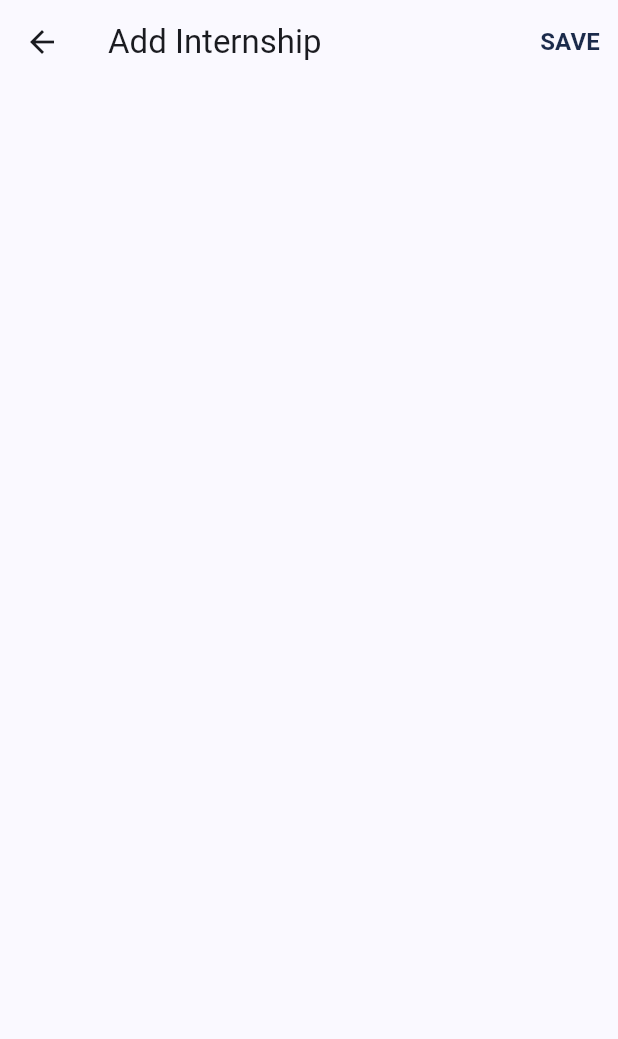
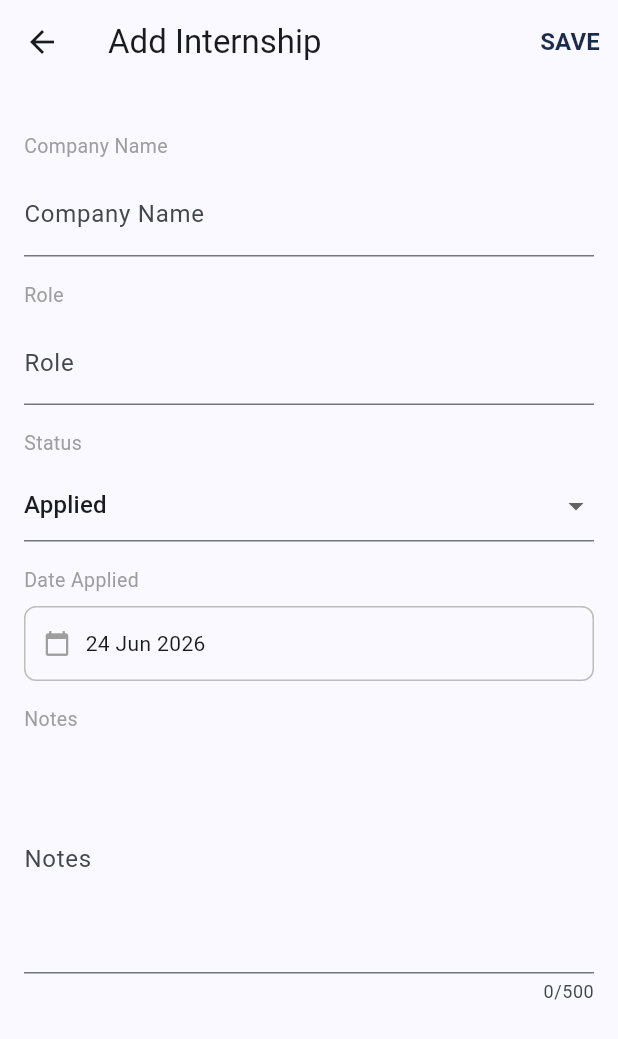
Before and after one commit to HarshitSinha1008/Inter-Track, a Flutter app: the AddEditScreen screen opened directly, on a phone screen of 412 x 824 dp. Shown: the top 1039 px of the screen. Run offline on Flutter 3.47's test engine with Material 3 defaults, Android fonts, the phone set to English and light mode, and no system bars; our stand-ins replace hive, hive_flutter; accounts and stored records are empty.

Commit message:
completer add edit screen page

```diff
--- a/lib/screens/add_edit_screen.dart
+++ b/lib/screens/add_edit_screen.dart
@@ -18,6 +18,12 @@ class _AddEditScreenState extends State<AddEditScreen> {
   bool _isSaving = false;
   final _notesController = TextEditingController();
   DateTime _selectedDate = DateTime.now();
+
+  String _monthName(int month) {
+  const months = ['Jan', 'Feb', 'Mar', 'Apr', 'May', 'Jun',
+      'Jul', 'Aug', 'Sep', 'Oct', 'Nov', 'Dec'];
+  return months[month - 1];
+}
 
   @override
   void initState() {
@@ -103,6 +109,156 @@ class _AddEditScreenState extends State<AddEditScreen> {
 
         ],
       ),
+      body: SingleChildScrollView(
+        child: Padding(
+          padding: const EdgeInsets.all(16.0),
+          child: Column(
+            crossAxisAlignment: CrossAxisAlignment.stretch,
+            children: [
+              const SizedBox(height: 16),
+
+              const Text(
+                'Company Name',
+                style: TextStyle(
+                  fontSize: 13,
+                  color: Colors.grey,
+                ),
+              ),
+
+              const SizedBox(height: 8),
+
+              // company name field
+              TextField(
+                controller: _companyController,
+                decoration: const InputDecoration(
+                  labelText: 'Company Name',
+                ),
+              ),
+
+              const SizedBox(height: 16),
+
+              const Text(
+                'Role',
+                style: TextStyle(
+                  fontSize: 13,
+                  color: Colors.grey,
+                ),
+              ),
+
+              const SizedBox(height: 8),
+
+              // role field
+              TextField(
+                controller: _roleController,
+                decoration: const InputDecoration(
+                  labelText: 'Role',
+                ),
+              ),
+
+              const SizedBox(height: 16),
+
+              const Text(
+                'Status',
+                style: TextStyle(
+                  fontSize: 13,
+                  color: Colors.grey,
+                ),
+              ),
+
+              const SizedBox(height: 8),
+
+              // status field
+              DropdownButtonFormField<String>(
+                onChanged: (val) => setState(() => _selectedStatus = val!),
+                value: _selectedStatus,
+                items: const [
+                  DropdownMenuItem<String>(
+                    value: 'Applied',
+                    child: Text('Applied'),
+                  ),
+                  DropdownMenuItem<String>(
+                    value: 'Interview',
+                    child: Text('Interview'),
+                  ),
+                  DropdownMenuItem<String>(
+                    value: 'Offer',
+                    child: Text('Offer'),
+                  ),
+                  DropdownMenuItem<String>(
+                    value: 'Rejected',
+                    child: Text('Rejected'),
+                  ),
+                ],
+              ),
+
+              const SizedBox(height: 16),
+
+              const Text(
+                'Date Applied',
+                style: TextStyle(
+                  fontSize: 13,
+                  color: Colors.grey,
+                ),
+              ),
+
+              const SizedBox(height: 8),
+
+              // date applied field
+              GestureDetector(
+                onTap: () async {
+                  final picked = await showDatePicker(
+                    context: context,
+                    initialDate: _selectedDate,
+                    firstDate: DateTime(2020),
+                    lastDate: DateTime(2030)
+                  );
+                  if (picked != null) setState(() => _selectedDate = picked);
+                },
+                child: Container(
+                  padding: const EdgeInsets.symmetric(horizontal: 12, vertical: 14),
+                  decoration: BoxDecoration(
+                    border: Border.all(color: Colors.grey.shade400),
+                    borderRadius: BorderRadius.circular(8),
+                  ),
+                  child: Row(
+                    children: [
+                      const Icon(Icons.calendar_today, size: 18, color: Colors.grey),
+                      const SizedBox(width: 10),
+                      Text(
+                        '${_selectedDate.day} ${_monthName(_selectedDate.month)} ${_selectedDate.year}',
+                        style: const TextStyle(
+                          fontSize: 14),
+                      ),
+                    ],
+                  ),
+                ),
+              ),
+
+              const SizedBox(height: 16),
+
+              const Text(
+                'Notes',
+                style: TextStyle(
+                  fontSize: 13,
+                  color: Colors.grey,
+                ),
+              ),
+
+              const SizedBox(height: 8),
+
+              // notes field
+              TextField(
+                controller: _notesController,
+                maxLines: 5,
+                maxLength: 500,
+                decoration: const InputDecoration(
+                  labelText: 'Notes',
+                ),
+              ),
+            ]
+          ),
+        ),
+      ),
     );
   }
 }
```
